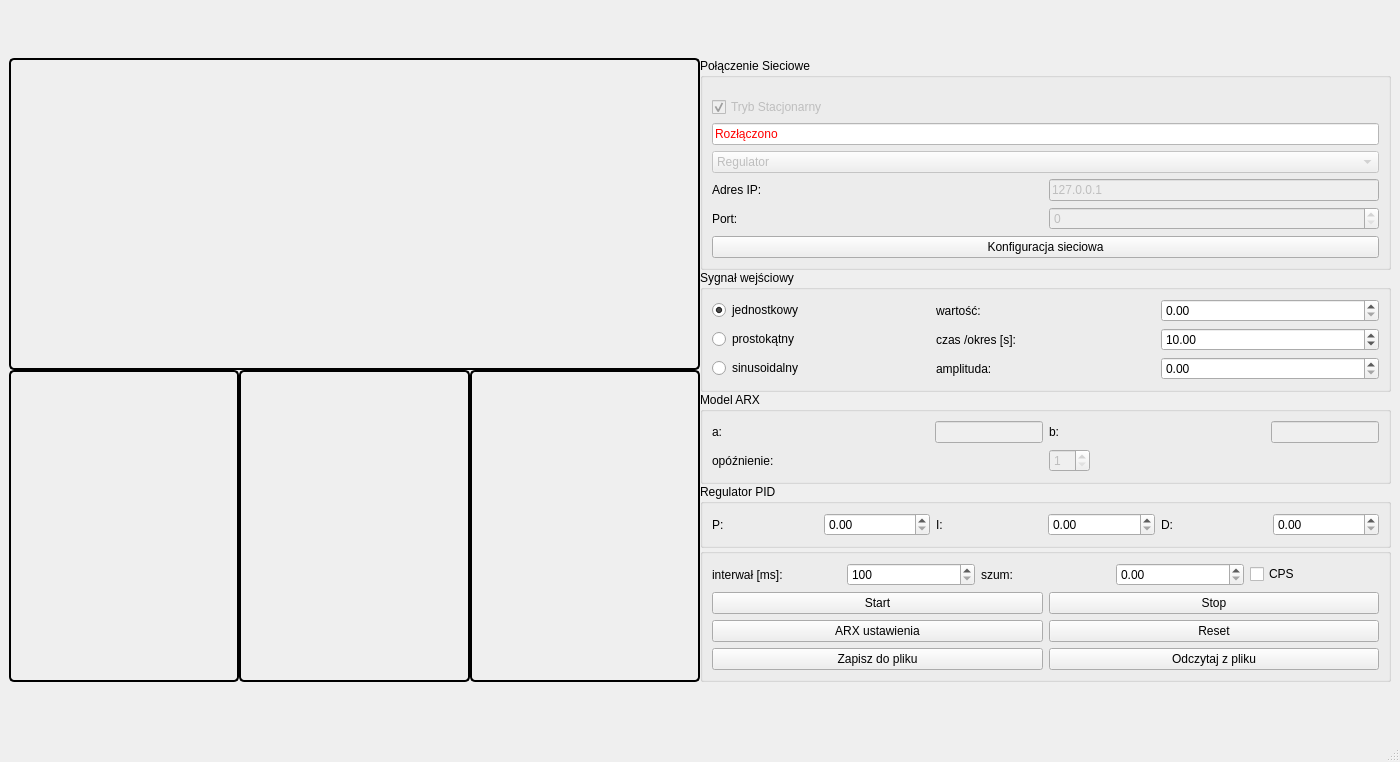
Above: mainwindow.ui from PatKowal/SK-SymulatorUAR before the change. Below: the same form after it.
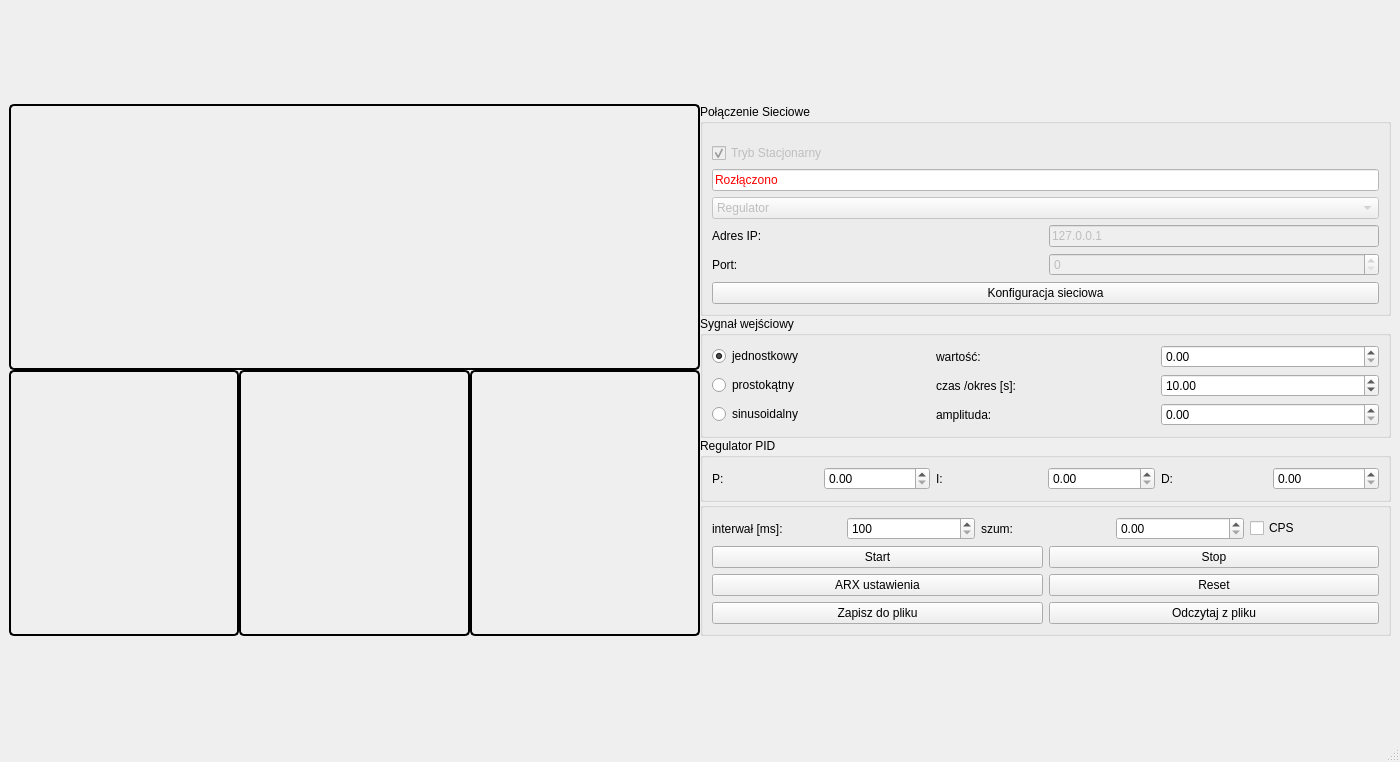
That is the form after the change.

The edit to the form file:
```diff
--- a/mainwindow.ui
+++ b/mainwindow.ui
@@ -396,90 +396,6 @@
           </layout>
          </widget>
         </item>
-        <item>
-         <widget class="QGroupBox" name="groupBoxARX">
-          <property name="sizePolicy">
-           <sizepolicy hsizetype="Minimum" vsizetype="Maximum">
-            <horstretch>0</horstretch>
-            <verstretch>0</verstretch>
-           </sizepolicy>
-          </property>
-          <property name="title">
-           <string>Model ARX</string>
-          </property>
-          <layout class="QGridLayout" name="gridLayout_2">
-           <item row="0" column="0">
-            <widget class="QLabel" name="labelA">
-             <property name="text">
-              <string>a:</string>
-             </property>
-            </widget>
-           </item>
-           <item row="0" column="1">
-            <widget class="QLineEdit" name="lineEditA">
-             <property name="enabled">
-              <bool>false</bool>
-             </property>
-             <property name="sizePolicy">
-              <sizepolicy hsizetype="Maximum" vsizetype="Fixed">
-               <horstretch>0</horstretch>
-               <verstretch>0</verstretch>
-              </sizepolicy>
-             </property>
-             <property name="text">
-              <string/>
-             </property>
-            </widget>
-           </item>
-           <item row="0" column="2">
-            <widget class="QLabel" name="labelB">
-             <property name="text">
-              <string>b:</string>
-             </property>
-            </widget>
-           </item>
-           <item row="0" column="3">
-            <widget class="QLineEdit" name="lineEditB">
-             <property name="enabled">
-              <bool>false</bool>
-             </property>
-             <property name="sizePolicy">
-              <sizepolicy hsizetype="Maximum" vsizetype="Fixed">
-               <horstretch>0</horstretch>
-               <verstretch>0</verstretch>
-              </sizepolicy>
-             </property>
-             <property name="text">
-              <string/>
-             </property>
-            </widget>
-           </item>
-           <item row="1" column="0" colspan="2">
-            <widget class="QLabel" name="labelK">
-             <property name="text">
-              <string>opóźnienie:</string>
-             </property>
-            </widget>
-           </item>
-           <item row="1" column="2" colspan="2">
-            <widget class="QSpinBox" name="spinBoxK">
-             <property name="enabled">
-              <bool>false</bool>
-             </property>
-             <property name="sizePolicy">
-              <sizepolicy hsizetype="Maximum" vsizetype="Fixed">
-               <horstretch>0</horstretch>
-               <verstretch>0</verstretch>
-              </sizepolicy>
-             </property>
-             <property name="minimum">
-              <number>1</number>
-             </property>
-            </widget>
-           </item>
-          </layout>
-         </widget>
-        </item>
         <item>
          <widget class="QGroupBox" name="groupBoxPID">
           <property name="sizePolicy">
```
Left out of the diff: 4 changed lines with no effect on the pictures.
